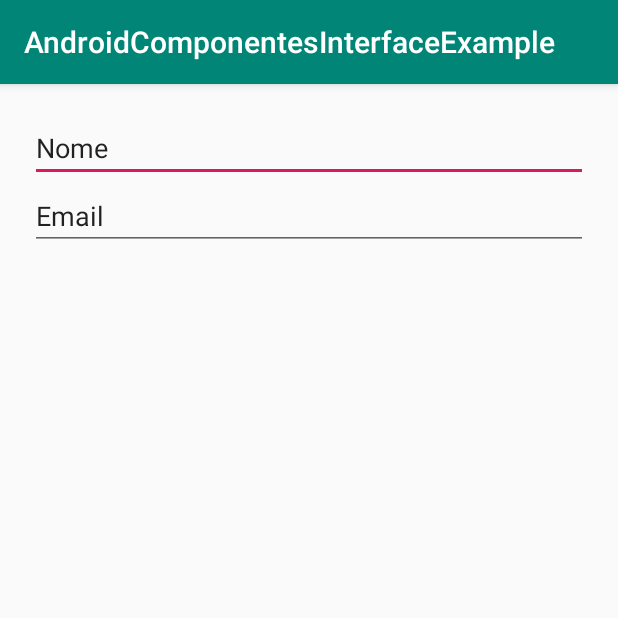
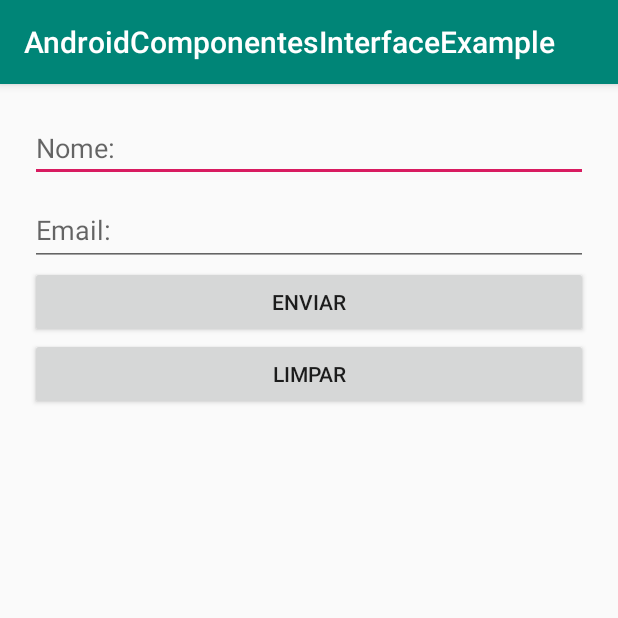
Before and after one commit to RaquelMariah/AndroidComponentesInterfaceExample, an Android app: the screen it shows after launch (MainActivity), on a phone screen of 412 x 824 dp, the top half of it. Run offline under Robolectric (Android 15) with nearby library versions, the phone set to English and light mode, and no system bars.

Commit message:
Adicionado botão limpar + ajustes metodo enviar

```diff
--- a/app/build.gradle
+++ b/app/build.gradle
@@ -26,4 +26,5 @@ dependencies {
     testImplementation 'junit:junit:4.12'
     androidTestImplementation 'androidx.test.ext:junit:1.1.0'
     androidTestImplementation 'androidx.test.espresso:espresso-core:3.1.1'
+    implementation 'com.google.android.material:material:1.0.0'
 }
--- a/app/src/main/java/com/ramaria/androidcomponentesinterfaceexample/MainActivity.java
+++ b/app/src/main/java/com/ramaria/androidcomponentesinterfaceexample/MainActivity.java
@@ -3,12 +3,45 @@ package com.ramaria.androidcomponentesinterfaceexample;
 import androidx.appcompat.app.AppCompatActivity;
 
 import android.os.Bundle;
+import android.view.View;
+import android.widget.Button;
+import android.widget.EditText;
+import android.widget.TextView;
+
+import com.google.android.material.textfield.TextInputEditText;
+
+import org.w3c.dom.Text;
 
 public class MainActivity extends AppCompatActivity {
+
+    private EditText campoNome;
+    private TextInputEditText campoEmail;
+    private TextView textoResultado;
 
     @Override
     protected void onCreate(Bundle savedInstanceState) {
         super.onCreate(savedInstanceState);
         setContentView(R.layout.activity_main);
+
+        campoNome = findViewById(R.id.editNome);
+        campoEmail = findViewById(R.id.editEmail);
+        TextView textoResultado = findViewById(R.id.textoResultado);
+
+    }
+
+    public void enviar (View view){
+
+        String nome = campoNome.getText().toString();
+        String email = campoEmail.getText().toString();
+
+
+        textoResultado.setText( "nome: " + nome + " email: " + email );
+
+    }
+
+    public void limpar(View view){
+
+        campoNome.setText("");
+        campoEmail.setText("");
     }
 }
--- a/app/src/main/res/layout/activity_main.xml
+++ b/app/src/main/res/layout/activity_main.xml
@@ -9,20 +9,41 @@
     tools:context=".MainActivity">
 
     <EditText
-        android:id="@+id/editText"
+        android:id="@+id/editNome"
         android:layout_width="match_parent"
         android:layout_height="wrap_content"
         android:ems="10"
-        android:hint="Digite seu nome:"
-        android:inputType="textPersonName"
-        android:text="Nome" />
+        android:hint="Nome:"
+        android:inputType="textPersonName" />
 
-    <EditText
-        android:id="@+id/editText2"
+    <com.google.android.material.textfield.TextInputLayout
+        android:layout_width="match_parent"
+        android:layout_height="wrap_content">
+
+        <com.google.android.material.textfield.TextInputEditText
+            android:id="@+id/editEmail"
+            android:layout_width="match_parent"
+            android:layout_height="wrap_content"
+            android:hint="Email:" />
+    </com.google.android.material.textfield.TextInputLayout>
+
+    <Button
+        android:id="@+id/buttonEnviar"
         android:layout_width="match_parent"
         android:layout_height="wrap_content"
-        android:ems="10"
-        android:hint="Digite seu email:"
-        android:inputType="textPersonName"
-        android:text="Email" />
+        android:onClick="enviar"
+        android:text="Enviar" />
+
+    <Button
+        android:id="@+id/buttonLimpar"
+        android:layout_width="match_parent"
+        android:layout_height="wrap_content"
+        android:onClick="limpar"
+        android:text="Limpar" />
+
+    <TextView
+        android:id="@+id/textoResultado"
+        android:layout_width="match_parent"
+        android:layout_height="wrap_content"
+        android:text="" />
 </LinearLayout>
```
